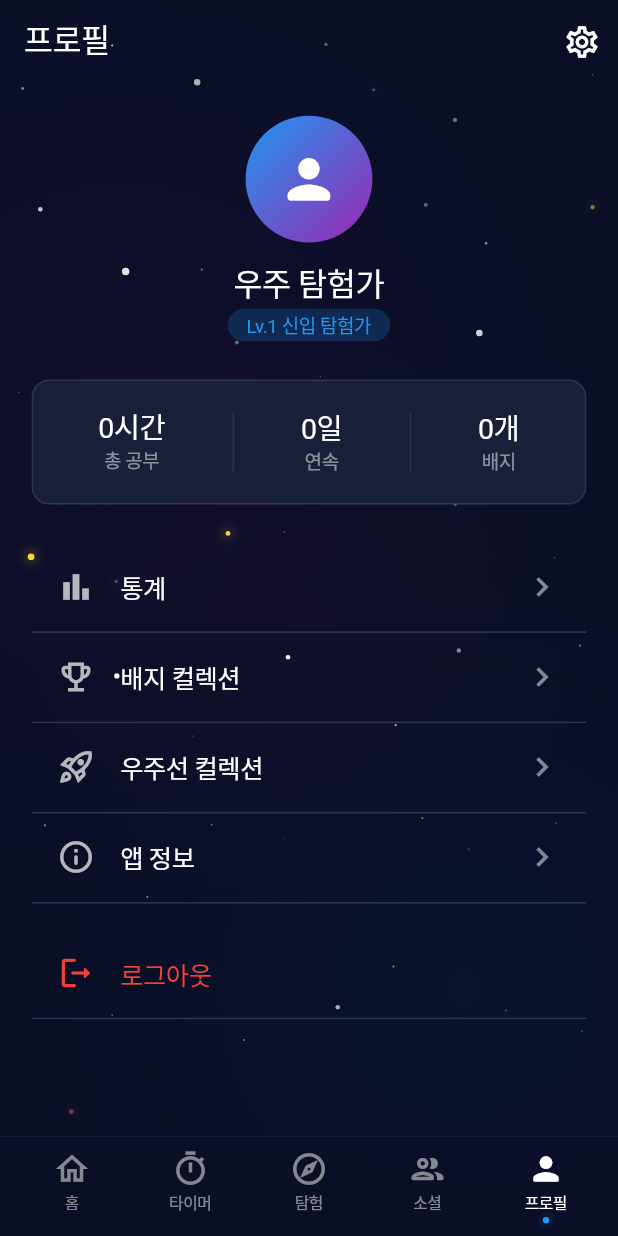
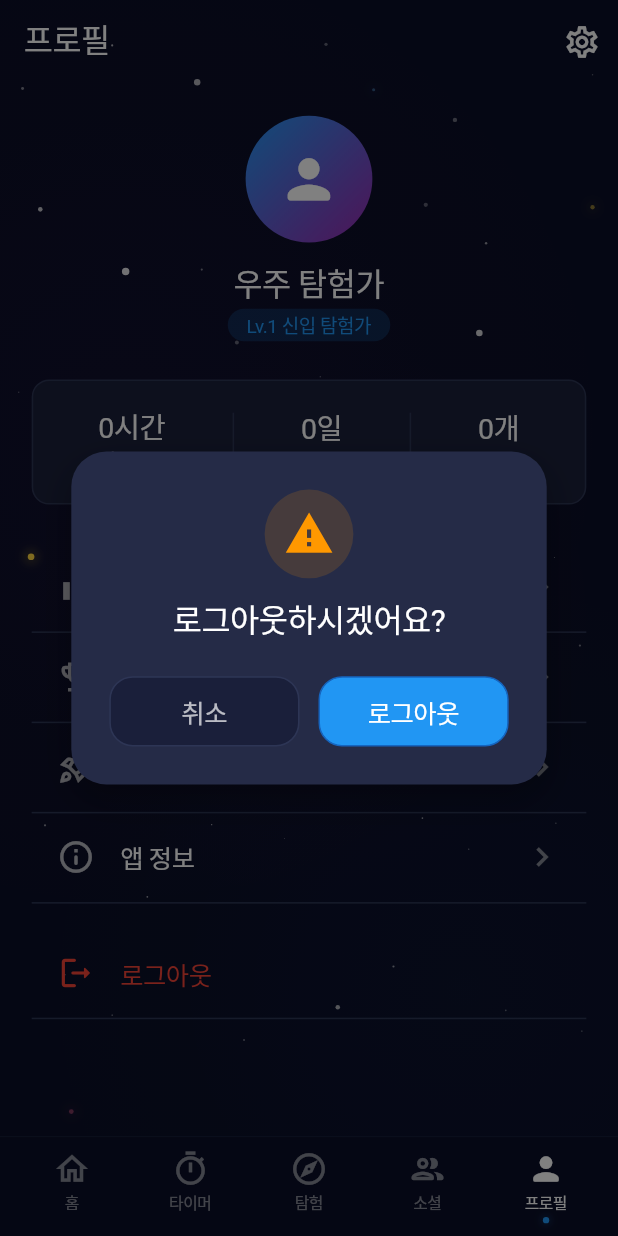
Before and after one commit to SpaceStudyShip/SpaceStudyShip-FE, a Flutter app: the ProfileScreen screen opened by its route, after a tap on "로그아웃", on a phone screen of 412 x 824 dp. Run offline on Flutter 3.47's test engine with Material 3 defaults, Android fonts, the light colour scheme and no system bars; our stand-ins replace device_info_plus, dio, firebase_analytics, firebase_auth, firebase_core, firebase_crashlytics and 16 more; accounts and stored records are empty; generated files the repository leaves out were written again; Roboto replaces fonts that are missing (Pretendard-Medium, Pretendard-SemiBold).

Commit message:
feat: 프로필 화면 게스트 모드 대응 및 로그아웃 확인 다이얼로그 추가 #14

```diff
--- a/lib/features/profile/presentation/screens/profile_screen.dart
+++ b/lib/features/profile/presentation/screens/profile_screen.dart
@@ -7,6 +7,8 @@ import '../../../../core/constants/app_colors.dart';
 import '../../../../core/constants/spacing_and_radius.dart';
 import '../../../../core/constants/text_styles.dart';
 import '../../../../core/widgets/atoms/space_stat_item.dart';
+import '../../../../core/widgets/dialogs/app_dialog.dart';
+import '../../../auth/domain/entities/auth_result_entity.dart';
 import '../../../auth/presentation/providers/auth_provider.dart';
 import '../../../../routes/route_paths.dart';
 
@@ -49,7 +51,7 @@ class ProfileScreen extends ConsumerWidget {
           child: Column(
             children: [
               // 프로필 정보
-              _buildProfileHeader(),
+              _buildProfileHeader(ref.watch(authNotifierProvider).valueOrNull),
               SizedBox(height: AppSpacing.s24),
 
               // 통계 요약
@@ -65,7 +67,10 @@ class ProfileScreen extends ConsumerWidget {
     );
   }
 
-  Widget _buildProfileHeader() {
+  Widget _buildProfileHeader(AuthResultEntity? user) {
+    final isGuest = user?.isGuest ?? false;
+    final nickname = isGuest ? '게스트' : (user?.nickname ?? '우주 탐험가');
+
     return Column(
       children: [
         // 아바타
@@ -75,7 +80,9 @@ class ProfileScreen extends ConsumerWidget {
           decoration: BoxDecoration(
             shape: BoxShape.circle,
             gradient: LinearGradient(
-              colors: [AppColors.primary, AppColors.secondary],
+              colors: isGuest
+                  ? [AppColors.textTertiary, AppColors.spaceDivider]
+                  : [AppColors.primary, AppColors.secondary],
               begin: Alignment.topLeft,
               end: Alignment.bottomRight,
             ),
@@ -88,7 +95,7 @@ class ProfileScreen extends ConsumerWidget {
 
         // 이름
         Text(
-          '우주 탐험가',
+          nickname,
           style: AppTextStyles.heading_20.copyWith(color: Colors.white),
         ),
         SizedBox(height: AppSpacing.s4),
@@ -97,12 +104,15 @@ class ProfileScreen extends ConsumerWidget {
         Container(
           padding: EdgeInsets.symmetric(horizontal: 12.w, vertical: 4.h),
           decoration: BoxDecoration(
-            color: AppColors.primary.withValues(alpha: 0.2),
+            color: (isGuest ? AppColors.textTertiary : AppColors.primary)
+                .withValues(alpha: 0.2),
             borderRadius: AppRadius.large,
           ),
           child: Text(
-            'Lv.1 신입 탐험가',
-            style: AppTextStyles.tag_12.copyWith(color: AppColors.primary),
+            isGuest ? '체험 모드' : 'Lv.1 신입 탐험가',
+            style: AppTextStyles.tag_12.copyWith(
+              color: isGuest ? AppColors.textSecondary : AppColors.primary,
+            ),
           ),
         ),
       ],
@@ -160,7 +170,18 @@ class ProfileScreen extends ConsumerWidget {
           iconColor: AppColors.error,
           textColor: AppColors.error,
           showChevron: false,
-          onTap: () => ref.read(authNotifierProvider.notifier).signOut(),
+          onTap: () async {
+            final confirmed = await AppDialog.confirm(
+              context: context,
+              title: '로그아웃하시겠어요?',
+              emotion: AppDialogEmotion.warning,
+              confirmText: '로그아웃',
+              cancelText: '취소',
+            );
+            if (confirmed == true) {
+              await ref.read(authNotifierProvider.notifier).signOut();
+            }
+          },
         ),
       ],
     );
```
